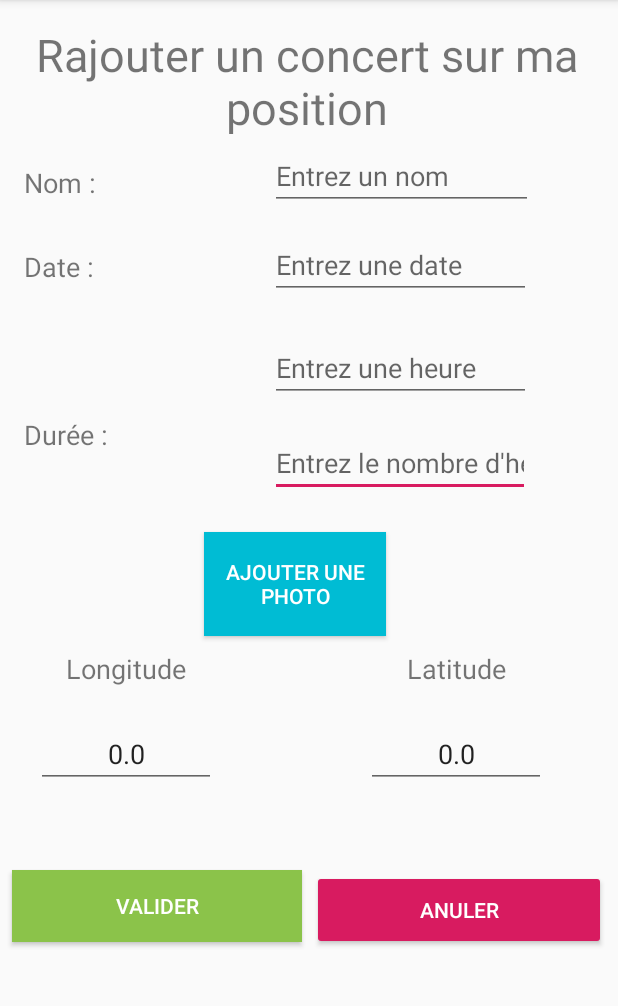
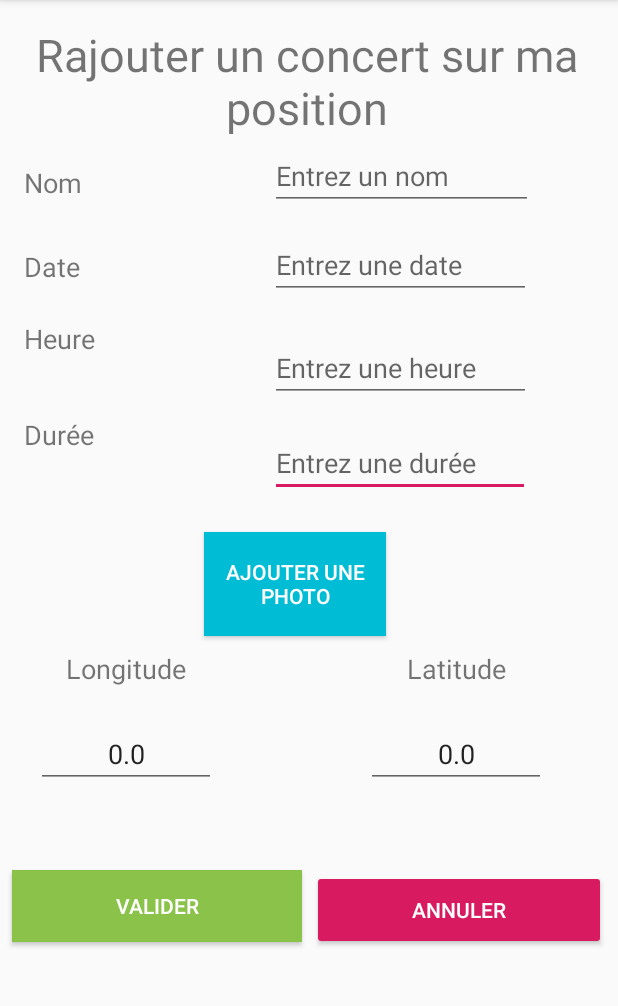
Before and after one commit to Fred97419/Fred_M1_Projet_Appli_Metal_Android, an Android app: the AddConcertActivity screen opened directly, with no data from a screen before it, on a phone screen of 412 x 824 dp, the part 84-1090 px from its top. Run offline under Robolectric (Android 15) with nearby library versions, the phone set to English and light mode, and no system bars.

```diff
--- a/app/src/main/res/layout/activity_add_concert.xml
+++ b/app/src/main/res/layout/activity_add_concert.xml
@@ -13,6 +13,7 @@
         android:layout_marginStart="16dp"
         android:layout_marginLeft="16dp"
         android:layout_marginTop="24dp"
+        android:text="@string/heure"
         android:textSize="18sp"
         app:layout_constraintStart_toStartOf="parent"
         app:layout_constraintTop_toBottomOf="@+id/textView3"
@@ -25,7 +26,7 @@
         android:layout_marginStart="180dp"
         android:layout_marginLeft="180dp"
         android:layout_marginTop="288dp"
-        android:hint="Entrez le nombre d'heures"
+        android:hint="@string/duree_hint"
         android:inputType="number"
         app:layout_constraintStart_toStartOf="parent"
         app:layout_constraintTop_toTopOf="parent" />
@@ -37,7 +38,7 @@
         android:layout_marginStart="16dp"
         android:layout_marginLeft="16dp"
         android:layout_marginTop="88dp"
-        android:text="Durée : "
+        android:text="@string/duree"
         android:textSize="18sp"
         app:layout_constraintStart_toStartOf="parent"
         app:layout_constraintTop_toBottomOf="@+id/textView3"
@@ -50,7 +51,7 @@
         android:layout_marginStart="180dp"
         android:layout_marginLeft="180dp"
         android:layout_marginTop="100dp"
-        android:hint="Entrez un nom"
+        android:hint="@string/name_hint"
         android:inputType="text"
         app:layout_constraintStart_toStartOf="parent"
         app:layout_constraintTop_toTopOf="parent" />
@@ -63,7 +64,7 @@
         android:layout_marginLeft="244dp"
         android:layout_marginTop="484dp"
         android:gravity="center"
-        android:hint="Longitude"
+        android:hint="@string/lat"
         android:inputType="datetime|numberDecimal"
         app:layout_constraintStart_toStartOf="parent"
         app:layout_constraintTop_toTopOf="parent" />
@@ -76,7 +77,7 @@
         android:layout_marginLeft="24dp"
         android:layout_marginTop="484dp"
         android:gravity="center"
-        android:hint="Longitude"
+        android:hint="@string/lng"
         android:inputType="datetime|numberDecimal"
         app:layout_constraintStart_toStartOf="parent"
         app:layout_constraintTop_toTopOf="parent" />
@@ -88,7 +89,7 @@
         android:layout_marginLeft="24dp"
         android:layout_marginTop="244dp"
         android:gravity="center"
-        android:text="Longitude"
+        android:text="@string/lng"
         android:textSize="18sp"
         app:layout_constraintStart_toStartOf="parent"
         app:layout_constraintTop_toBottomOf="@+id/textView3" />
@@ -101,7 +102,7 @@
         android:layout_marginLeft="244dp"
         android:layout_marginTop="244dp"
         android:gravity="center"
-        android:text="Latitude"
+        android:text="@string/lat"
         android:textSize="18sp"
         app:layout_constraintStart_toStartOf="parent"
         app:layout_constraintTop_toBottomOf="@+id/textView3" />
@@ -114,7 +115,7 @@
         android:layout_marginLeft="4dp"
         android:layout_marginTop="16dp"
         android:gravity="center"
-        android:text="Rajouter un concert sur ma position"
+        android:text="@string/add_concert_titre"
         android:textSize="30sp"
         app:layout_constraintStart_toStartOf="parent"
         app:layout_constraintTop_toTopOf="parent" />
@@ -126,7 +127,7 @@
         android:layout_marginStart="16dp"
         android:layout_marginLeft="16dp"
         android:layout_marginTop="20dp"
-        android:text="Nom : "
+        android:text="@string/nom"
         android:textSize="18sp"
         app:layout_constraintStart_toStartOf="parent"
         app:layout_constraintTop_toBottomOf="@+id/textView"
@@ -139,7 +140,7 @@
         android:layout_marginStart="16dp"
         android:layout_marginLeft="16dp"
         android:layout_marginTop="32dp"
-        android:text="Date : "
+        android:text="@string/date"
         android:textSize="18sp"
         app:layout_constraintStart_toStartOf="parent"
         app:layout_constraintTop_toBottomOf="@+id/textView2"
@@ -152,7 +153,7 @@
         android:layout_marginStart="180dp"
         android:layout_marginLeft="180dp"
         android:layout_marginTop="156dp"
-        android:hint="Entrez une date"
+        android:hint="@string/date_hint"
         android:inputType="date"
         app:layout_constraintStart_toStartOf="parent"
         app:layout_constraintTop_toTopOf="parent" />
@@ -164,7 +165,7 @@
         android:layout_marginStart="180dp"
         android:layout_marginLeft="180dp"
         android:layout_marginTop="25dp"
-        android:hint="Entrez une heure"
+        android:hint="@string/heure_hint"
         android:inputType="time"
         app:layout_constraintStart_toStartOf="parent"
         app:layout_constraintTop_toBottomOf="@+id/edit_DATE" />
@@ -179,7 +180,7 @@
         android:layout_marginTop="23dp"
         android:background="#00BCD4"
         android:onClick="prendrePhoto"
-        android:text="Ajouter une photo"
+        android:text="@string/add_concert_photo"
         android:textColorHighlight="#00BCD4"
         android:textColorLink="#03A9F4"
         app:layout_constraintStart_toStartOf="parent"
@@ -194,10 +195,10 @@
         android:layout_marginLeft="8dp"
         android:layout_marginTop="156dp"
         android:background="#8BC34A"
-        android:text="VALIDER"
+        android:onClick="valider"
+        android:text="@string/valider"
         android:textColorHint="#00C05353"
         android:textColorLink="#8DEB0E"
-        android:onClick="valider"
         app:layout_constraintStart_toStartOf="parent"
         app:layout_constraintTop_toBottomOf="@+id/ajout_photo" />
 
@@ -209,8 +210,8 @@
         android:layout_marginStart="208dp"
         android:layout_marginLeft="208dp"
         android:layout_marginTop="156dp"
-        android:text="Anuler"
         android:onClick="annuler"
+        android:text="@string/annuler"
         android:textColorHint="#00C05353"
         android:textColorLink="#8DEB0E"
         app:layout_constraintStart_toStartOf="parent"
--- a/app/src/main/res/layout/activity_liste_concert.xml
+++ b/app/src/main/res/layout/activity_liste_concert.xml
@@ -25,7 +25,7 @@
         android:layout_marginLeft="2dp"
         android:layout_marginTop="5dp"
         android:gravity="center"
-        android:text="Liste des concerts"
+        android:text="@string/liste_concert_titre"
         android:textSize="36sp"
         app:layout_constraintStart_toStartOf="parent"
         app:layout_constraintTop_toTopOf="parent" />
--- a/app/src/main/res/layout/activity_main.xml
+++ b/app/src/main/res/layout/activity_main.xml
@@ -19,7 +19,7 @@
             android:layout_height="match_parent"
             android:layout_weight="1"
             android:onClick="rajoutConcert"
-            android:text="Rajouter un concert "
+            android:text="@string/main_ajouter_concert"
             app:layout_constraintEnd_toStartOf="@+id/button"
             app:layout_constraintTop_toTopOf="parent" />
 
@@ -28,8 +28,8 @@
             android:layout_width="127dp"
             android:layout_height="67dp"
             android:layout_weight="1"
-            android:text="LIstes des concerts"
             android:onClick="voirListeConcerts"
+            android:text="@string/liste_concert_titre"
             app:layout_constraintStart_toEndOf="@+id/rajout"
             app:layout_constraintTop_toTopOf="parent" />
     </androidx.constraintlayout.widget.ConstraintLayout>
--- a/app/src/main/res/values/strings.xml
+++ b/app/src/main/res/values/strings.xml
@@ -1,4 +1,33 @@
 <resources>
     <string name="app_name">ProjetAppliMetal</string>
     <string name="title_activity_maps">Map</string>
+
+    <!-- Attributs -->
+    <string name="nom">Nom</string>
+    <string name="date">Date</string>
+    <string name="heure">Heure</string>
+    <string name="duree">Durée</string>
+    <string name="lng">Longitude</string>
+    <string name="lat">Latitude</string>
+
+
+    <!-- ADD_CONCERT -->
+    <string name="add_concert_titre">Rajouter un concert sur ma position</string>
+    <string name="add_concert_photo">Ajouter une photo</string>
+    <string name="valider">Valider</string>
+    <string name="annuler">Annuler</string>
+
+    <string name="name_hint">Entrez un nom</string>
+    <string name="date_hint">Entrez une date</string>
+    <string name="heure_hint">Entrez une heure</string>
+    <string name="duree_hint">Entrez une durée</string>
+
+    <!-- LISTE_CONCERT -->
+    <string name="liste_concert_titre">Liste des concerts</string>
+
+
+    <!-- MAIN -->
+    <string name="main_ajouter_concert">Rajouter un concert</string>
+
+
 </resources>
```
Also changed, not shown: app/src/main/java/com/example/projetapplimetal/ConcertAdapter.java (+28 -5 lines), app/src/main/java/com/example/projetapplimetal/ListeConcertActivity.java (+7 -1 lines), app/src/main/java/com/example/projetapplimetal/MapsActivity.java (+26 -2 lines).
